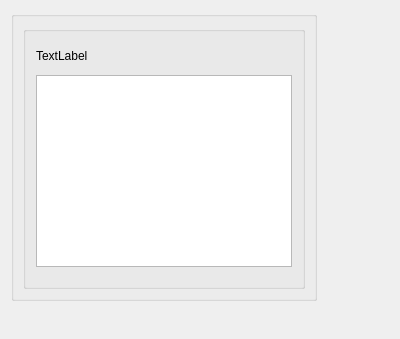
Above: opensyde_tool/src/navigable_gui/C_NagToolTip.ui from openSYDE/openSYDE before the change. Below: the same form after it.
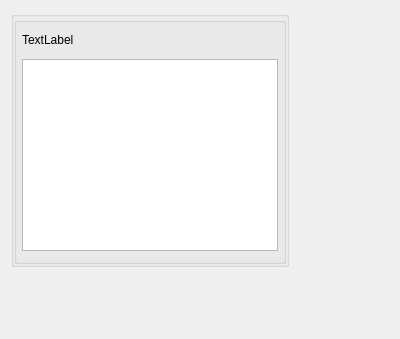
That is the form after the change. Custom widgets are drawn as their Qt base class.

The edit to the form file:
```diff
--- a/opensyde_tool/src/navigable_gui/C_NagToolTip.ui
+++ b/opensyde_tool/src/navigable_gui/C_NagToolTip.ui
@@ -22,6 +22,21 @@
         <string/>
        </property>
        <layout class="QVBoxLayout" name="verticalLayout_3">
+        <property name="spacing">
+         <number>0</number>
+        </property>
+        <property name="leftMargin">
+         <number>0</number>
+        </property>
+        <property name="topMargin">
+         <number>0</number>
+        </property>
+        <property name="rightMargin">
+         <number>0</number>
+        </property>
+        <property name="bottomMargin">
+         <number>0</number>
+        </property>
         <item>
          <widget class="stw_opensyde_gui_elements::C_OgeGbxToolTip" name="mpc_GroupBox">
           <property name="title">
@@ -32,16 +47,16 @@
             <number>12</number>
            </property>
            <property name="leftMargin">
-            <number>10</number>
+            <number>5</number>
            </property>
            <property name="topMargin">
-            <number>17</number>
+            <number>10</number>
            </property>
            <property name="rightMargin">
-            <number>10</number>
+            <number>5</number>
            </property>
            <property name="bottomMargin">
-            <number>19</number>
+            <number>10</number>
            </property>
            <item>
             <widget class="stw_opensyde_gui_elements::C_OgeLabHeadingToolTip" name="mpc_Heading">
```
